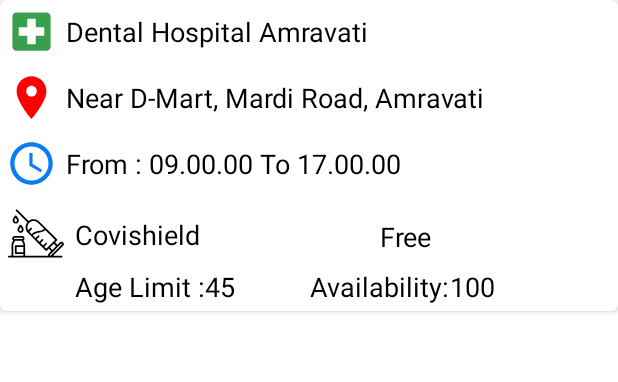
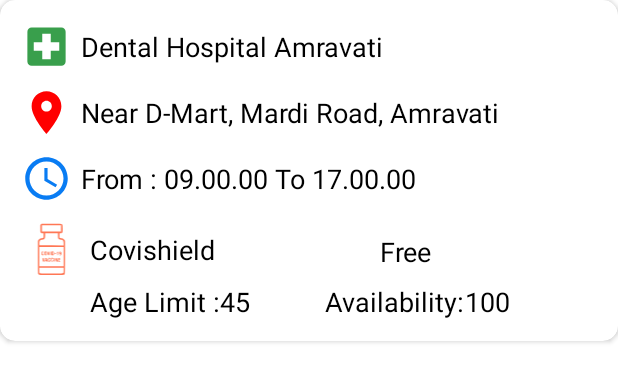
Before and after one commit to YashCharpe/Covid-Tracker-App, an Android app: the layout slot_item.xml on its own in the app's theme, with its tools: preview values and no code run, on a phone screen of 412 x 824 dp. Shown: the top 382 px of the screen. Run offline under Robolectric (Android 15) with nearby library versions, the phone set to English and light mode, and no system bars; Roboto replaces fonts that are not available here.

Commit message:
Added Actual Card View Model for Slots

```diff
--- a/app/src/main/java/com/example/covid19trackerapp/VaccineSlotsPage.java
+++ b/app/src/main/java/com/example/covid19trackerapp/VaccineSlotsPage.java
@@ -26,7 +26,7 @@
 
         for(int i=0;i<4;i++)
         {
-            slotList.add(new SlotItem(R.drawable.ic_android,"Line 1","Line2"));
+            slotList.add(new SlotItem(R.drawable.ic_hospital,R.drawable.ic_location,R.drawable.ic_clock,R.drawable.ic_vaccine_bottle,"Dental Hospital Amravati","Near D-Mart, Mardi Road, Amravati","From : 09.00.00 To 17.00.00","Covishield","Free","Age Limit :","45","Availability:","100"));
         }
 
         mRecyclerView = findViewById(R.id.recyclerView);
--- /dev/null
+++ b/app/src/main/res/drawable/ic_vaccine_bottle.xml
@@ -0,0 +1,70 @@
+<vector xmlns:android="http://schemas.android.com/apk/res/android"
+    android:width="204dp"
+    android:height="257dp"
+    android:viewportWidth="204"
+    android:viewportHeight="257">
+  <path
+      android:pathData="M58.9,22.9l-2.9,2.9 0,15.2c0,14.7 0.1,15.2 2.5,17.5 1.8,1.9 3.5,2.5 7,2.5l4.5,-0 0,9.3c0,5.9 -0.4,9.7 -1.2,10.5 -0.7,0.7 -3.5,1.2 -6.4,1.2 -5.9,-0 -10.5,2.6 -14.1,7.9l-2.3,3.4 0,69.9c0,46.1 0.4,70.6 1,71.9 2.6,4.8 3.5,4.9 57,4.9 53.5,-0 54.4,-0.1 57,-4.9 0.6,-1.3 1,-25.8 1,-71.9l0,-69.9 -2.3,-3.4c-3.6,-5.4 -8.2,-7.9 -14.2,-7.9 -3.3,-0 -5.7,-0.5 -6.4,-1.4 -0.8,-0.9 -1.1,-4.6 -0.9,-10.3l0.3,-8.8 4.9,-0.6c7.9,-0.9 8.6,-2.4 8.6,-19.5 0,-15.3 -0.7,-18.5 -4.7,-20.3 -1.6,-0.7 -15.6,-1.1 -43.9,-1.1l-41.6,-0 -2.9,2.9zM145,40.5l0,13.5 -41,-0 -41,-0 0,-13.5 0,-13.5 41,-0 41,-0 0,13.5zM131.7,71c0.2,5.2 0.5,10.5 0.8,11.8 0.8,3.4 6.2,6.2 11.8,6.2 2.7,-0 5.7,0.5 6.9,1.1 3.1,1.7 4.8,7.1 4.8,15.4l0,7.5 -51.7,-0.2 -51.8,-0.3 -0.3,-5c-0.5,-7 0.6,-13 2.7,-15.7 1.5,-1.8 3.3,-2.3 9.1,-2.9 10.8,-1 12.9,-4.2 13,-20.2l0,-7.7 27.3,0.2 27.2,0.3 0.2,9.5zM156,161l0,41 -52,-0 -52,-0 0,-41 0,-41 52,-0 52,-0 0,41zM156,219.1c0,5.5 -0.5,10.9 -1,12 -1,1.8 -2.7,1.9 -51,1.9 -48.3,-0 -50,-0.1 -51,-1.9 -0.5,-1.1 -1,-6.5 -1,-12l0,-10.1 52,-0 52,-0 0,10.1z"
+      android:fillColor="#ff75"
+      android:strokeColor="#00000000"/>
+  <path
+      android:pathData="M62.1,140.9c-0.6,1.1 -1.1,4.2 -1.1,7 0,4 0.4,5.3 2.2,6.5 1.2,0.9 2.7,1.6 3.3,1.6 1.8,-0 4.3,-2.3 5,-4.8 0.5,-1.8 0.2,-2.2 -1.4,-2.2 -1.5,-0 -2.1,0.6 -2.1,2.1 0,1.4 -0.5,1.9 -1.7,1.7 -1.4,-0.2 -1.9,-1.5 -2.1,-4.8 -0.1,-2.5 0.2,-5.2 0.8,-6 0.9,-1.3 1.2,-1.3 2.4,0.2 1.9,2.5 3.8,2.2 3.4,-0.5 -0.4,-3.1 -7.1,-3.8 -8.7,-0.8z"
+      android:fillColor="#ff75"
+      android:strokeColor="#00000000"/>
+  <path
+      android:pathData="M73.9,141.7c-1.5,3.9 -0.5,11.4 1.7,13 2.1,1.5 6.4,0.9 7.6,-1 1.2,-1.9 0.9,-12.2 -0.4,-13.5 -0.7,-0.7 -2.7,-1.2 -4.5,-1.2 -2.7,-0 -3.5,0.5 -4.4,2.7zM80.8,146.8c0.2,4.1 -0.1,5.4 -1.3,5.8 -2.2,0.9 -2.7,0.1 -2.7,-4.9 -0.2,-8.4 3.5,-9.2 4,-0.9z"
+      android:fillColor="#ff75"
+      android:strokeColor="#00000000"/>
+  <path
+      android:pathData="M86.5,144.2c0.7,2.9 1.6,6.5 1.9,8 0.5,2 1.3,2.8 2.9,2.8 1.9,-0 2.4,-0.9 3.9,-7.7 1.9,-8 1.8,-8.9 -0.6,-8 -0.8,0.3 -1.7,2.7 -2.1,5.9 -0.8,5.7 -1.8,4.9 -3,-2.5 -0.4,-2.7 -1.1,-3.7 -2.5,-3.7 -1.7,-0 -1.7,0.3 -0.5,5.2z"
+      android:fillColor="#ff75"
+      android:strokeColor="#00000000"/>
+  <path
+      android:pathData="M98.8,147c-0.3,7.1 -0.1,8 1.5,8 1.5,-0 1.7,-1 1.7,-8 0,-6.3 -0.3,-8 -1.4,-8 -1.1,-0 -1.5,1.9 -1.8,8z"
+      android:fillColor="#ff75"
+      android:strokeColor="#00000000"/>
+  <path
+      android:pathData="M104,147l0,8 4.3,-0c5.5,-0 6.7,-1.3 6.7,-7.3 0,-7.1 -1.2,-8.7 -6.5,-8.7l-4.5,-0 0,8zM110.9,142.4c1.9,2.2 1,10 -1.1,10.4 -1.6,0.3 -1.8,-0.5 -1.8,-5.7 0,-6.1 0.7,-7.3 2.9,-4.7z"
+      android:fillColor="#ff75"
+      android:strokeColor="#00000000"/>
+  <path
+      android:pathData="M128.3,140.9c-2.7,2.2 -2.9,3.1 -0.8,3.1 1.2,-0 1.5,1.3 1.5,5.5 0,4.2 0.3,5.5 1.5,5.5 1.2,-0 1.5,-1.6 1.5,-8 0,-4.4 -0.3,-8 -0.7,-8 -0.5,0.1 -1.8,0.9 -3,1.9z"
+      android:fillColor="#ff75"
+      android:strokeColor="#00000000"/>
+  <path
+      android:pathData="M137.4,141.6c-2.5,3.7 -0.9,7.9 2.9,7.9 1.8,-0.1 2.7,0.4 2.7,1.5 0,2.5 -1,3 -3.1,1.7 -2.5,-1.6 -3.9,0.1 -1.5,1.9 4.2,3 7.6,0.6 8.3,-5.9 1,-8.4 -5.3,-13.2 -9.3,-7.1zM142.5,144.3c0,3.9 -1.9,3.8 -2.3,-0.2 -0.3,-2.4 0,-3.2 1,-2.9 0.7,0.3 1.3,1.7 1.3,3.1z"
+      android:fillColor="#ff75"
+      android:strokeColor="#00000000"/>
+  <path
+      android:pathData="M117.7,147.7c-1.5,1.5 -0.5,2.3 2.8,2.3 2.4,-0 3.5,-0.5 3.5,-1.5 0,-1.5 -5,-2.2 -6.3,-0.8z"
+      android:fillColor="#ff75"
+      android:strokeColor="#00000000"/>
+  <path
+      android:pathData="M91.2,167.6c-1.8,1.2 -2.2,2.5 -2.2,6.5 0,6.5 1.3,8.9 4.8,8.9 3.4,-0 4.7,-0.9 5.6,-3.8 0.6,-1.8 0.3,-2.2 -1.2,-2.2 -1.2,-0 -2.2,0.9 -2.5,2.1 -1.1,4.2 -3.2,1.4 -3.2,-4.2 0,-4.3 0.3,-5.4 1.8,-5.7 1,-0.2 1.7,0.3 1.7,1.2 0,0.9 0.7,1.6 1.5,1.6 2.2,-0 1.8,-3.7 -0.4,-5 -2.6,-1.3 -3.3,-1.3 -5.9,0.6z"
+      android:fillColor="#ff75"
+      android:strokeColor="#00000000"/>
+  <path
+      android:pathData="M103.4,167.4c-1.5,1.2 -1.9,2.7 -1.9,7.6 0,6.6 0.9,8 5.7,8 2.6,-0 4.8,-2.3 4.8,-4.9 0,-1.9 -2.8,-1.2 -3.5,0.9 -1.7,5.5 -5.1,-0.7 -3.8,-7 0.6,-3.2 2.7,-4 3.7,-1.5 0.7,1.9 3.6,2 3.6,0.2 0,-1.8 -3.2,-4.7 -5.1,-4.7 -0.9,-0 -2.4,0.6 -3.5,1.4z"
+      android:fillColor="#ff75"
+      android:strokeColor="#00000000"/>
+  <path
+      android:pathData="M65.2,171.2c2.2,10.2 2.8,11.8 4.8,11.8 2,-0 2.6,-1.6 4.8,-11.8 0.9,-3.7 0.8,-4.2 -0.8,-4.2 -1.4,-0 -2,1.1 -2.5,5 -0.4,2.7 -1,5 -1.5,5 -0.4,-0 -1,-2.3 -1.4,-5 -0.5,-4 -1.1,-5 -2.5,-5 -1.7,-0 -1.8,0.4 -0.9,4.2z"
+      android:fillColor="#ff75"
+      android:strokeColor="#00000000"/>
+  <path
+      android:pathData="M77.2,175c-1.9,7.6 -1.9,8 -0.2,8 1,-0 2,-0.9 2.3,-1.9 0.3,-1.4 1.1,-1.8 2.6,-1.4 1.2,0.3 2.1,1.2 2.1,1.9 0,0.8 0.9,1.4 2.1,1.4 1.6,-0 1.9,-0.4 1.5,-1.7 -0.4,-0.9 -1.4,-4.5 -2.2,-8 -1.4,-5.4 -2,-6.3 -3.9,-6.3 -2,-0 -2.5,1 -4.3,8zM82.9,175.7c0.1,0.7 -0.6,1.3 -1.4,1.3 -1.7,-0 -1.8,-0.4 -0.8,-3.9 0.6,-2.3 0.7,-2.3 1.4,-0.5 0.4,1 0.8,2.5 0.8,3.1z"
+      android:fillColor="#ff75"
+      android:strokeColor="#00000000"/>
+  <path
+      android:pathData="M114,175c0,6.4 0.3,8 1.5,8 1.2,-0 1.5,-1.6 1.5,-8 0,-6.4 -0.3,-8 -1.5,-8 -1.2,-0 -1.5,1.6 -1.5,8z"
+      android:fillColor="#ff75"
+      android:strokeColor="#00000000"/>
+  <path
+      android:pathData="M120,175c0,6.4 0.3,8 1.5,8 1.1,-0 1.5,-1.3 1.6,-5.3l0.1,-5.2 1.7,5c1.3,3.7 2.3,5.1 3.9,5.3 2.1,0.3 2.2,-0 2.2,-7.7 0,-6.4 -0.3,-8.1 -1.4,-8.1 -1.1,-0 -1.6,1.5 -1.8,5.2l-0.3,5.3 -1.8,-5.3c-1.4,-3.8 -2.4,-5.2 -3.8,-5.2 -1.7,-0 -1.9,0.8 -1.9,8z"
+      android:fillColor="#ff75"
+      android:strokeColor="#00000000"/>
+  <path
+      android:pathData="M133,175.1l0,8 4.8,-0.3c5.3,-0.3 6.4,-2.1 1.5,-2.6 -2.5,-0.2 -3.3,-0.8 -3.3,-2.3 0,-1.4 0.7,-1.9 3,-1.9 2,-0 3,-0.5 3,-1.5 0,-1 -1,-1.5 -3.1,-1.5 -2.4,-0 -3,-0.4 -2.7,-1.8 0.2,-1 1.4,-1.8 3.1,-2 4.4,-0.5 3.1,-2.2 -1.8,-2.2l-4.5,-0 0,8.1z"
+      android:fillColor="#ff75"
+      android:strokeColor="#00000000"/>
+</vector>
--- a/app/src/main/res/layout/slot_item.xml
+++ b/app/src/main/res/layout/slot_item.xml
@@ -3,14 +3,15 @@
     android:layout_width="match_parent"
     android:layout_height="wrap_content"
     xmlns:app="http://schemas.android.com/apk/res-auto"
-    app:cardCornerRadius="4dp"
-    android:layout_marginBottom="4dp"
+    app:cardCornerRadius="10dp"
+    android:layout_marginBottom="8dp"
     android:elevation="10dp">
 
     <androidx.constraintlayout.widget.ConstraintLayout
         android:layout_width="match_parent"
         android:layout_height="wrap_content"
-        android:layout_margin="4dp">
+        android:layout_margin="4dp"
+        android:padding="10dp">
 
         <ImageView
             android:id="@+id/hospitalIconIv"
@@ -83,7 +84,7 @@
             android:layout_height="40dp"
             app:layout_constraintTop_toBottomOf="@id/clockIconIv"
             app:layout_constraintStart_toStartOf="@id/clockIconIv"
-            android:src="@drawable/ic_vaccine"
+            android:src="@drawable/ic_vaccine_bottle"
             android:layout_marginTop="10dp"/>
 
         <TextView
```
Also changed, not shown: app/src/main/java/com/example/covid19trackerapp/SlotAdapter.java (+33 -9 lines), app/src/main/java/com/example/covid19trackerapp/SlotItem.java (+64 -13 lines).
